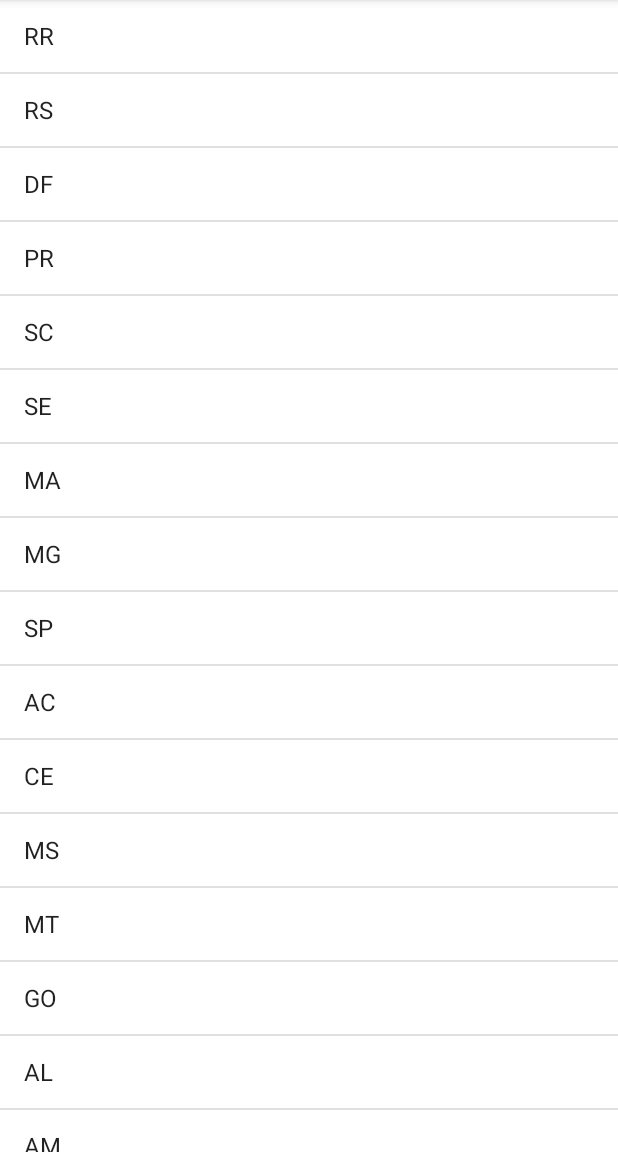
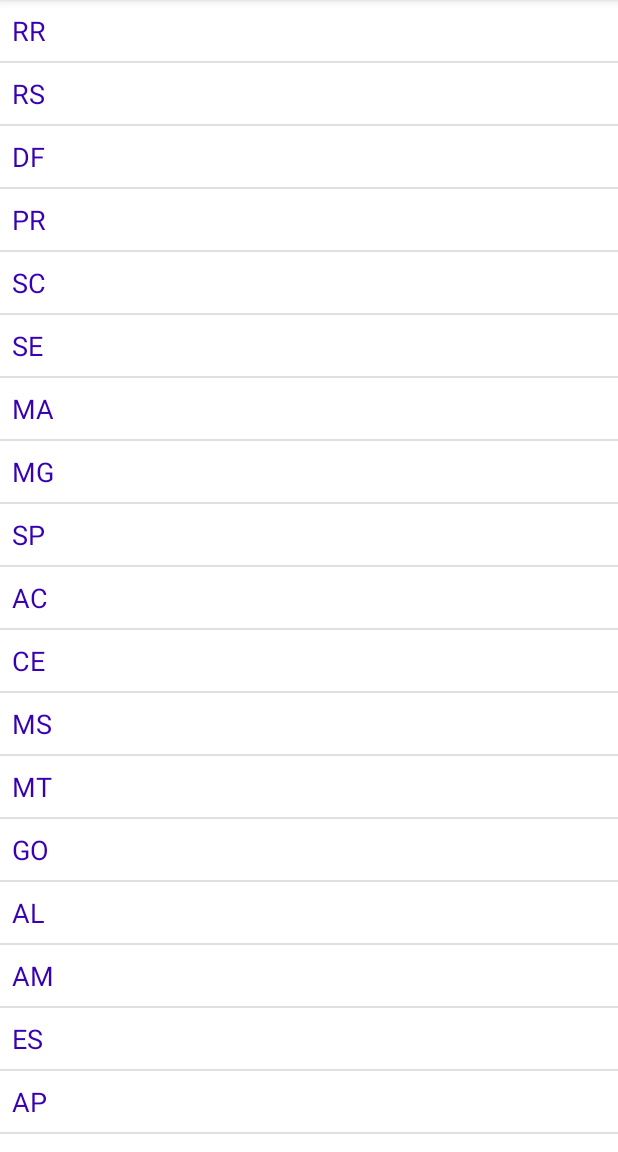
Before and after one commit to MirellaLDS/RecodeProjects, an Android app: the screen it shows after launch (ListagemActivity), on a phone screen of 412 x 824 dp, the part 84-1236 px from its top. Run offline under Robolectric (Android 15) with nearby library versions, the phone set to English and light mode, and no system bars.

Commit message:
Aula 4 - ciclo de vida, Recuperar valores, Listagem

```diff
--- a/app/src/main/java/com/example/helloandroid/ListagemActivity.java
+++ b/app/src/main/java/com/example/helloandroid/ListagemActivity.java
@@ -19,10 +19,12 @@ public class ListagemActivity extends AppCompatActivity {
 
         ListView listView = findViewById(R.id.lvListagem);
 
-        ArrayAdapter<String> adapter = new ArrayAdapter<>(this,
-                android.R.layout.simple_list_item_1, android.R.id.text1, getListShortName());
+//        ArrayAdapter<String> adapter = new ArrayAdapter<>(this,
+//                android.R.layout.simple_list_item_1, android.R.id.text1, getListShortName());
 
-        listView.setAdapter(adapter);
+        ArrayAdapter<String> test = new ListagemAdapter(this, R.layout.item_listagem, getListShortName());
+
+        listView.setAdapter(test);
 
         listView.setOnItemClickListener((adapterView, view, position, id) -> {
 
--- /dev/null
+++ b/app/src/main/java/com/example/helloandroid/ListagemAdapter.java
@@ -0,0 +1,47 @@
+package com.example.helloandroid;
+
+import android.content.Context;
+import android.view.LayoutInflater;
+import android.view.View;
+import android.view.ViewGroup;
+import android.widget.ArrayAdapter;
+import android.widget.TextView;
+
+import androidx.annotation.NonNull;
+import androidx.annotation.Nullable;
+
+import java.util.ArrayList;
+
+
+public class ListagemAdapter extends ArrayAdapter<String> {
+
+    private Context context;
+    private int resource;
+    private ArrayList<String> lista;
+
+    public ListagemAdapter(@NonNull Context context, int resource, @NonNull ArrayList<String> objects) {
+        super(context, resource, objects);
+        this.context = context;
+        this.resource = resource;
+        this.lista = objects;
+    }
+
+    @NonNull
+    @Override
+    public View getView(int position, @Nullable View convertView, @NonNull ViewGroup parent) {
+        View itemView = convertView;
+        if (itemView == null) {
+            itemView = LayoutInflater.from(context).inflate(resource, parent, false);
+        }
+
+        TextView textView = itemView.findViewById(R.id.tvItem);
+        textView.setText(lista.get(position));
+
+        return itemView;
+    }
+
+    @Override
+    public int getCount() {
+        return lista.size();
+    }
+}
--- /dev/null
+++ b/app/src/main/res/layout/item_listagem.xml
@@ -0,0 +1,20 @@
+<?xml version="1.0" encoding="utf-8"?>
+<androidx.constraintlayout.widget.ConstraintLayout xmlns:android="http://schemas.android.com/apk/res/android"
+    xmlns:app="http://schemas.android.com/apk/res-auto"
+    xmlns:tools="http://schemas.android.com/tools"
+    android:id="@+id/container"
+    android:layout_width="match_parent"
+    android:layout_height="wrap_content"
+    android:padding="8dp">
+
+    <TextView
+        android:id="@+id/tvItem"
+        android:layout_width="0dp"
+        android:layout_height="wrap_content"
+        android:textColor="@color/purple_700"
+        android:textSize="18sp"
+        app:layout_constraintEnd_toEndOf="parent"
+        app:layout_constraintStart_toStartOf="parent"
+        app:layout_constraintTop_toTopOf="parent"
+        tools:text="Texto entra aqui" />
+</androidx.constraintlayout.widget.ConstraintLayout>
```
